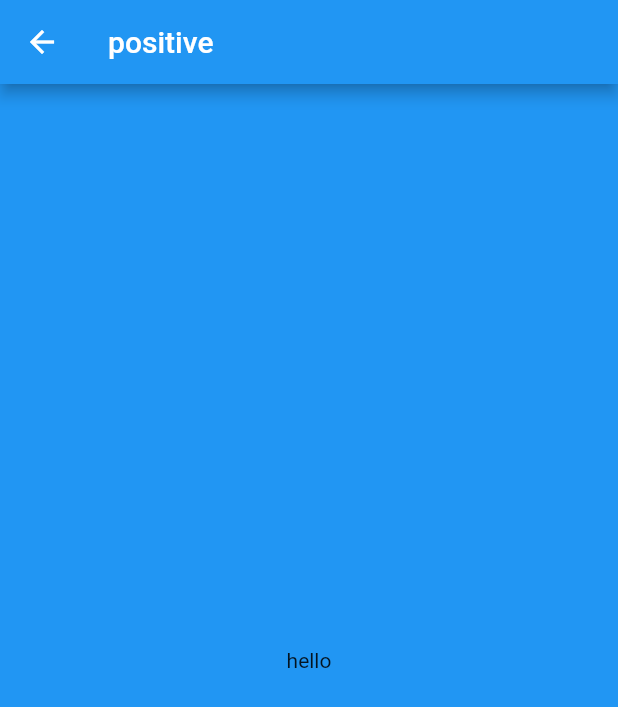
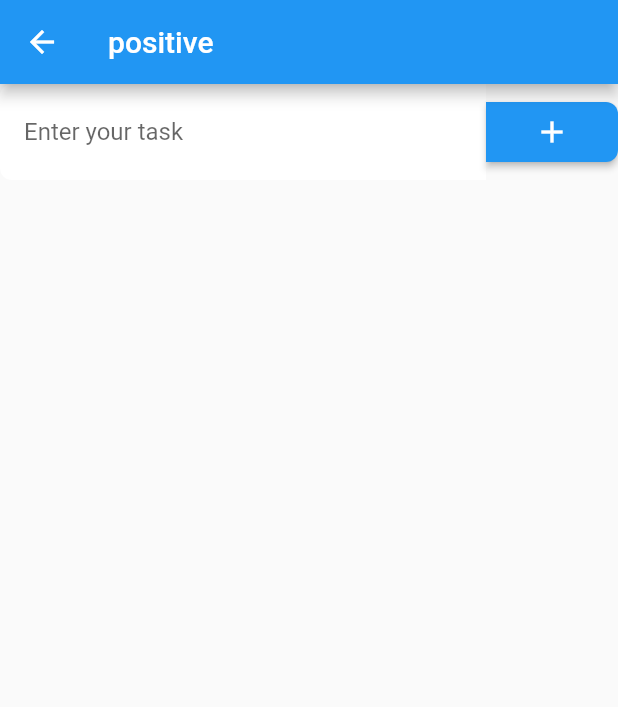
Before and after one commit to KentaMatsumura/HandWriteMemoApp, a Flutter app: the PopupFloatButton screen opened directly, after a tap on an icon or button, on a phone screen of 412 x 824 dp. Shown: the top 707 px of the screen. Run offline on Flutter 3.47's test engine with Material 2 defaults, Android fonts, the phone set to English and light mode, and no system bars; our stand-ins replace sqflite; accounts and stored records are empty.

Commit message:
create sample text input

```diff
--- a/lib/dao/list_memo_dao.dart
+++ b/lib/dao/list_memo_dao.dart
@@ -4,7 +4,6 @@ import 'package:handwrite_memo_app/service/database.dart';
 class ListMemoDao{
   final dbProvider = DatabaseService.dbProvider;
   final tableName = DatabaseService.memoTableName;
-
 
   Future<int> create(ListMemo listMemo) async {
     final db = await dbProvider.database;
--- a/lib/entity/list_memo.dart
+++ b/lib/entity/list_memo.dart
@@ -1,21 +1,29 @@
 class ListMemo {
   int id;
   bool isSelected;
-  String title;
+  bool isPositive;
+  String text;
   DateTime createdAt;
 
-  ListMemo({this.id, this.title, this.createdAt, this.isSelected = false});
+  ListMemo(
+      {this.id,
+      this.text,
+      this.createdAt,
+      this.isPositive,
+      this.isSelected = false});
 
   Map<String, dynamic> toDatabaseJson() => {
         'id': this.id,
-        'title': this.title,
+        'text': this.text,
+        'is_positive': this.isPositive ? 1 : 0,
         'created_at': this.createdAt.toUtc().toIso8601String(),
         'is_selected': this.isSelected ? 1 : 0,
       };
 
   factory ListMemo.fromDatabaseJson(Map<String, dynamic> data) => ListMemo(
         id: data['id'],
-        title: data['title'],
+        text: data['text'],
+        isPositive: data['is_positive'] == 1 ? true : false,
         createdAt: DateTime.parse(data["created_at"]).toLocal(),
         isSelected: data['is_selected'] == 1 ? true : false,
       );
--- a/lib/entity/memo.dart
+++ b/lib/entity/memo.dart
@@ -1,6 +1,30 @@
-class Memo{
+class Memo {
   int id;
   String text;
+  DateTime createdAt;
   bool isPositive;
+  bool isSelected;
 
+  Memo(
+      {this.id,
+      this.text,
+      this.createdAt,
+      this.isPositive,
+      this.isSelected = false});
+
+  Map<String, dynamic> toDatabaseJson() => {
+        'id': this.id,
+        'text': this.text,
+        'created_at': this.createdAt.toUtc().toIso8601String(),
+        'is_positive': this.isPositive ? 1 : 0,
+        'is_selected': this.isSelected ? 1 : 0,
+      };
+
+  factory Memo.fromDatabaseJson(Map<String, dynamic> data) => Memo(
+        id: data['id'],
+        text: data['text'],
+        createdAt: DateTime.parse(data["created_at"]).toLocal(),
+        isPositive: data['is_positive'] == 1 ? true : false,
+        isSelected: data['is_selected'] == 1 ? true : false,
+      );
 }
--- a/lib/main.dart
+++ b/lib/main.dart
@@ -1,4 +1,6 @@
 import 'package:flutter/material.dart';
+import 'package:handwrite_memo_app/model/create_memo_model.dart';
+import 'package:handwrite_memo_app/model/create_memo_navigation_model.dart';
 import 'package:handwrite_memo_app/model/list_memo_model.dart';
 import 'package:handwrite_memo_app/ui/main_list_memo_navigation.dart';
 import 'package:provider/provider.dart';
@@ -20,6 +22,10 @@ class MyApp extends StatelessWidget {
         ChangeNotifierProvider<ListMemoModel>(
           create: (context) => ListMemoModel(),
         ),
+        ChangeNotifierProvider<CreateMemoModel>(
+            create: (context) => CreateMemoModel()),
+        ChangeNotifierProvider<CreateMemoNavigationModel>(
+            create: (context) => CreateMemoNavigationModel()),
       ],
       child: MaterialApp(
         title: 'Todo App Sample',
--- /dev/null
+++ b/lib/model/create_memo_navigation_model.dart
@@ -0,0 +1,4 @@
+import 'package:flutter/material.dart';
+
+class CreateMemoNavigationModel extends ChangeNotifier{
+}
--- /dev/null
+++ b/lib/repository/create_memo_repository.dart
@@ -0,0 +1,14 @@
+import 'package:handwrite_memo_app/dao/create_memo_dao.dart';
+import 'package:handwrite_memo_app/entity/memo.dart';
+
+class CreateMemoRepository {
+  final createMemoDao = CreateMemoDao();
+
+  Future getAllCreateMemo() => createMemoDao.getAll();
+
+  Future insertCreateMemo(Memo createMemo) => createMemoDao.create(createMemo);
+
+  Future updateCreateMemo(Memo createMemo) => createMemoDao.update(createMemo);
+
+  Future deleteCreateMemoById(int id) => createMemoDao.delete(id);
+}
--- a/lib/service/database.dart
+++ b/lib/service/database.dart
@@ -35,9 +35,10 @@ class DatabaseService {
     await database.execute('''
       CREATE TABLE $memoTableName (
         id INTEGER PRIMARY KEY AUTOINCREMENT,
-        title TEXT NOT NULL,
+        text TEXT NOT NULL,
         created_at TEXT NOT NULL,
-        is_selected INTEGER NOT NULL
+        is_selected INTEGER NOT NULL,
+        is_positive INTEGER NOT NULL
       )
     ''');
   }
--- /dev/null
+++ b/lib/ui/create_memo_navigation.dart
@@ -0,0 +1,82 @@
+import 'package:flutter/material.dart';
+import 'package:handwrite_memo_app/entity/memo.dart';
+import 'package:handwrite_memo_app/model/create_memo_model.dart';
+import 'package:provider/provider.dart';
+
+class CreateMemoNavigation extends StatelessWidget {
+  final receive;
+
+  CreateMemoNavigation({Key key, @required this.receive}) : super(key: key);
+
+  @override
+  Widget build(BuildContext context) {
+    return mainMemoScreen(receive[0], receive[1]);
+  }
+}
+
+Scaffold mainMemoScreen(String text, bool isPositive) {
+  Color color = isPositive ? Colors.blue: Colors.red;
+  return Scaffold(
+    appBar: AppBar(
+      title: Text(text),
+      backgroundColor: color,
+    ),
+    body: Column(
+      children: [InputText(isPositive: isPositive)],
+    ),
+  );
+}
+
+class InputText extends StatelessWidget {
+  final isPositive;
+
+  InputText({Key key, @required this.isPositive}) : super(key: key);
+
+  @override
+  Widget build(BuildContext context) {
+    final model = Provider.of<CreateMemoModel>(context, listen: true);
+    final textEditingController = TextEditingController();
+    return Row(
+      children: [
+        Expanded(
+          child: Container(
+            padding: const EdgeInsets.all(8.0),
+            decoration: BoxDecoration(
+                color: Colors.white,
+                borderRadius:
+                    BorderRadius.horizontal(left: Radius.circular(8.0))),
+            child: TextField(
+              controller: textEditingController,
+              decoration: InputDecoration(
+                border: InputBorder.none,
+                hintText: "Enter your task",
+                contentPadding: EdgeInsets.all(8),
+              ),
+            ),
+          ),
+        ),
+        Container(
+          child: RaisedButton(
+            color: Colors.blue,
+            shape: RoundedRectangleBorder(
+                borderRadius:
+                    BorderRadius.horizontal(right: Radius.circular(8.0))),
+            child: Padding(
+              padding: EdgeInsets.all(8.0),
+              child: Icon(Icons.add, color: Colors.white),
+            ),
+            onPressed: () {
+              if (textEditingController.text.isNotEmpty) {
+                model.add(Memo(
+                    text: textEditingController.text,
+                    createdAt: DateTime.now(),
+                    isPositive: this.isPositive));
+                Navigator.pop(context);
+              }
+            },
+          ),
+        )
+      ],
+    );
+  }
+}
--- a/lib/ui/list_memo_screen.dart
+++ b/lib/ui/list_memo_screen.dart
@@ -1,5 +1,5 @@
 import 'package:flutter/material.dart';
-import 'package:handwrite_memo_app/model/list_memo_model.dart';
+import 'package:handwrite_memo_app/model/create_memo_model.dart';
 import 'package:handwrite_memo_app/ui/parts/list_memo_view.dart';
 import 'package:provider/provider.dart';
 
@@ -8,7 +8,7 @@ class ListMemoScreen extends StatelessWidget {
 
   @override
   Widget build(BuildContext context) {
-    final model = Provider.of<ListMemoModel>(context, listen: true);
+    final model = Provider.of<CreateMemoModel>(context, listen: true);
     return Scaffold(
       appBar: AppBar(title: Text('メモ')),
       body: ListMemoView(list: model.allListMemo),
--- a/lib/ui/parts/list_memo_view.dart
+++ b/lib/ui/parts/list_memo_view.dart
@@ -1,10 +1,11 @@
 import 'package:flutter/material.dart';
 import 'package:handwrite_memo_app/entity/list_memo.dart';
+import 'package:handwrite_memo_app/entity/memo.dart';
 
 import 'list_memo_tile.dart';
 
 class ListMemoView extends StatelessWidget {
-  final List<ListMemo> list;
+  final List<Memo> list;
 
   const ListMemoView({Key key, @required this.list}) : super(key: key);
 
@@ -18,7 +19,7 @@ class ListMemoView extends StatelessWidget {
     return ListView.builder(
       itemBuilder: (BuildContext context, int index) {
         var listMemo = list[index];
-        return ListMemoTile(listMemo: listMemo);
+        return ListMemoTile(memo: listMemo);
       },
       itemCount: list.length,
     );
--- a/lib/ui/sample_second_page.dart
+++ /dev/null
@@ -1,29 +0,0 @@
-import 'package:flutter/material.dart';
-
-class SampleSecondPage extends StatelessWidget {
-  final receive;
-  SampleSecondPage({Key key, @required this.receive}) : super(key: key);
-
-  @override
-  Widget build(BuildContext context) {
-    if (receive[1]){
-      return Scaffold(
-        appBar: AppBar(title: Text('${receive[0]}'),),
-        backgroundColor: Colors.red,
-        body: Center(
-          child: Text('hello'),
-        ),
-      );
-    }
-    else{
-      return Scaffold(
-        appBar: AppBar(title: Text('${receive[0]}'),),
-        backgroundColor: Colors.blue,
-        body: Center(
-          child: Text('hello'),
-        ),
-      );
-    }
-
-  }
-}
```
Also changed, not shown: lib/dao/create_memo_dao.dart (added, +44 -0 lines), lib/model/create_memo_model.dart (added, +41 -0 lines), lib/ui/main_list_memo_navigation.dart (+9 -12 lines), lib/ui/parts/list_memo_tile.dart (+18 -17 lines), 1 other file.
